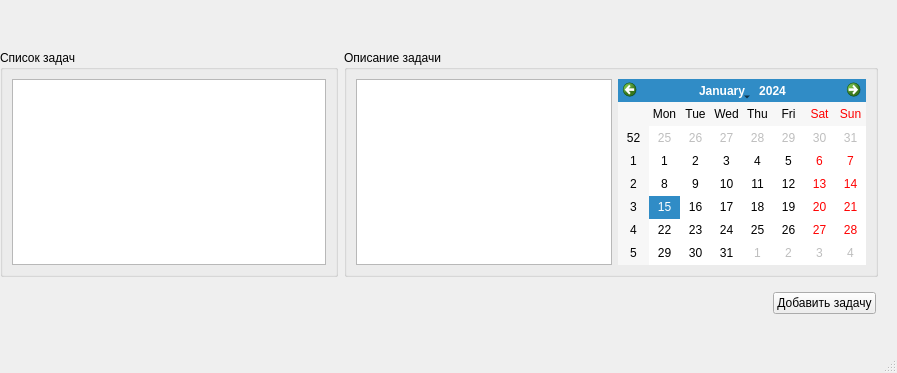
Qt form diary.ui (Alexpll/homework_1) before a commit.
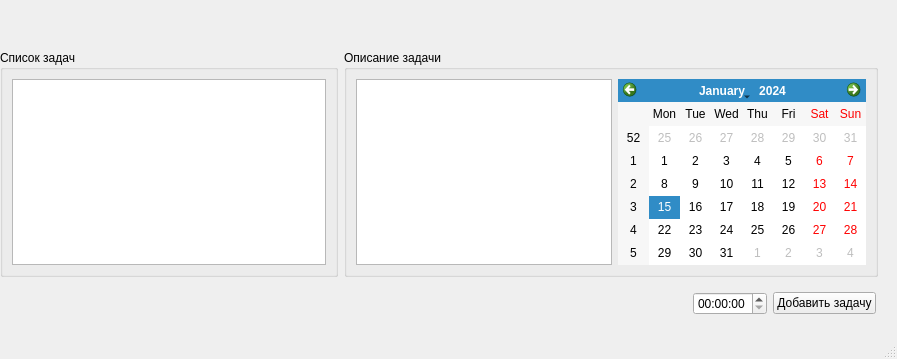
The same form after that commit.

The edit to the form file:
```diff
--- a/diary.ui
+++ b/diary.ui
@@ -7,7 +7,7 @@
     <x>0</x>
     <y>0</y>
     <width>897</width>
-    <height>373</height>
+    <height>359</height>
    </rect>
   </property>
   <property name="windowTitle">
@@ -76,6 +76,9 @@
        </property>
       </spacer>
      </item>
+     <item>
+      <widget class="QTimeEdit" name="timeEdit"/>
+     </item>
      <item>
       <widget class="QPushButton" name="add_task">
        <property name="text">
```
